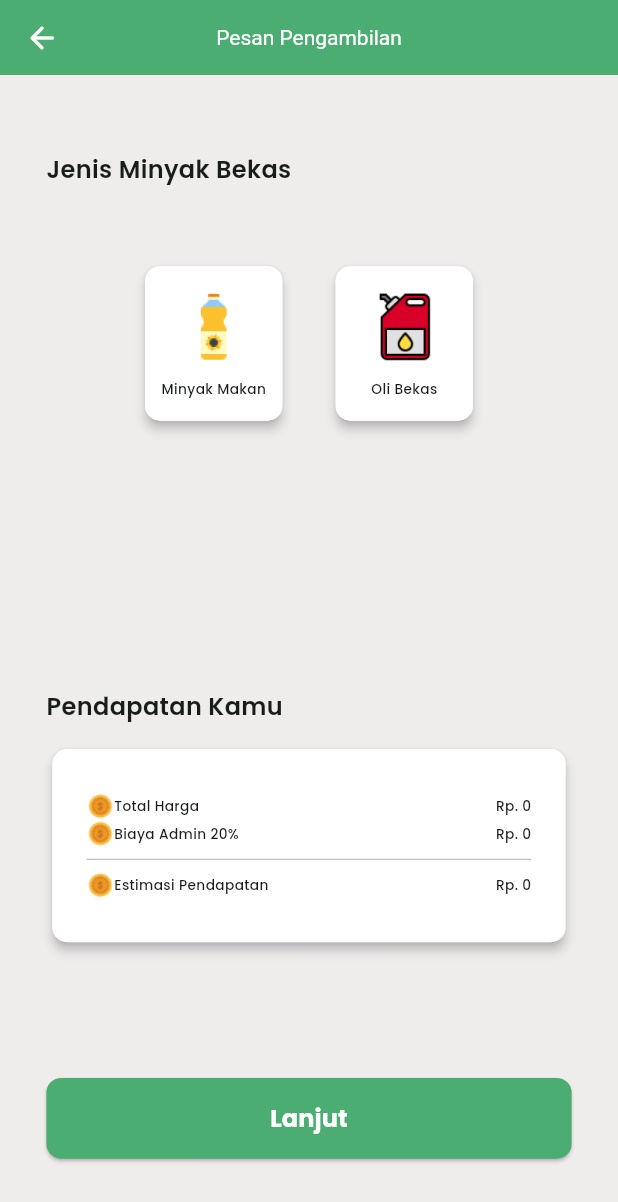
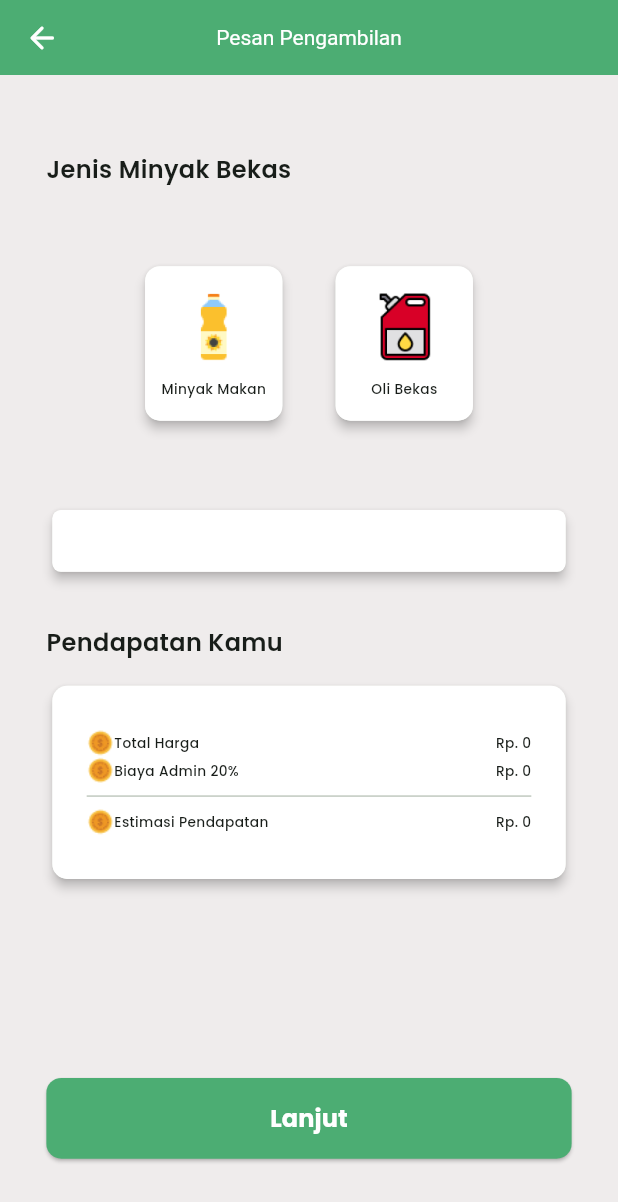
Before and after one commit to andrianazz/daur_minyak, a Flutter app: the DaurMinyakPage screen opened by its route, on a phone screen of 412 x 824 dp. Shown: the top 1202 px of the screen. Run offline on Flutter 3.47's test engine with Material 2 defaults, Android fonts, the phone set to English and light mode, and no system bars; our stand-ins replace carousel_slider, cloud_firestore, firebase_auth, firebase_core, flutter_riverpod, flutter_screenutil and 4 more; accounts and stored records are empty; generated files the repository leaves out were written again.

Commit message:
add: 1 card product in daurminyak page

```diff
--- a/lib/presentation/pages/daur_minyak/daur_minyak_page.dart
+++ b/lib/presentation/pages/daur_minyak/daur_minyak_page.dart
@@ -29,7 +29,30 @@ class DaurMinyakPage extends StatelessWidget {
             titleDaurMinyak(title: "Jenis Minyak Bekas"),
             verticalSpace(38.h),
             jenisMinyak(),
-            verticalSpace(136.h),
+            verticalSpace(40.h),
+            Column(
+              children: [
+                Stack(
+                  children: [
+                    Card(
+                      elevation: 3,
+                      shape: RoundedRectangleBorder(
+                        borderRadius: BorderRadius.circular(5.r),
+                      ),
+                      child: Container(
+                        width: double.infinity,
+                        height: 32.h,
+                        decoration: BoxDecoration(
+                          borderRadius: BorderRadius.circular(5.r),
+                          color: Colors.white,
+                        ),
+                      ),
+                    ),
+                  ],
+                )
+              ],
+            ),
+            verticalSpace(25.h),
             titleDaurMinyak(title: "Pendapatan Kamu"),
             verticalSpace(10.h),
             cardPendapatan(),
```
